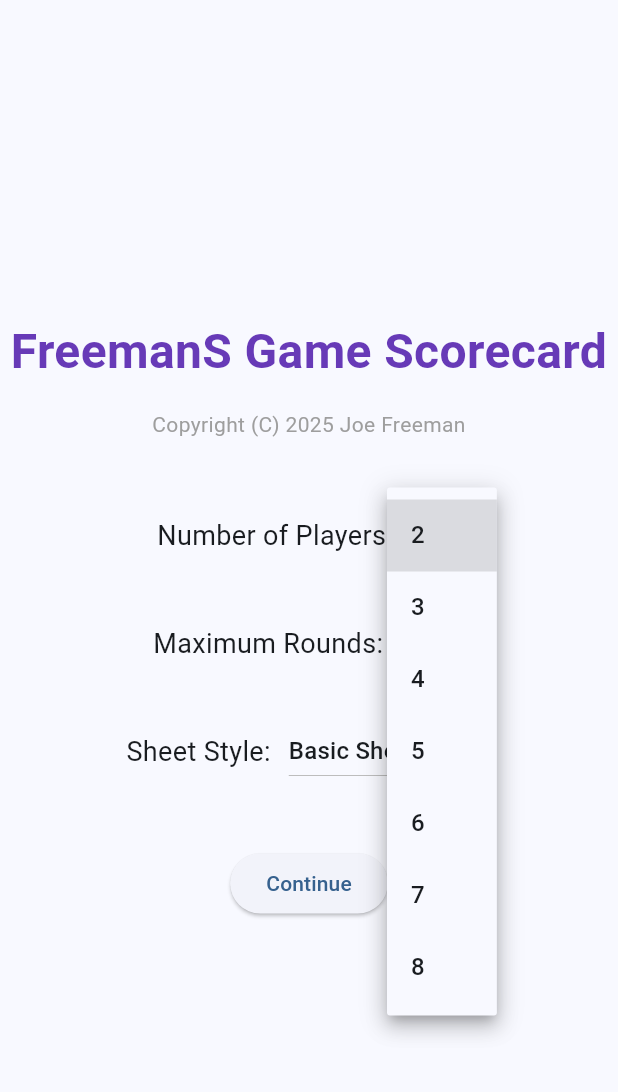
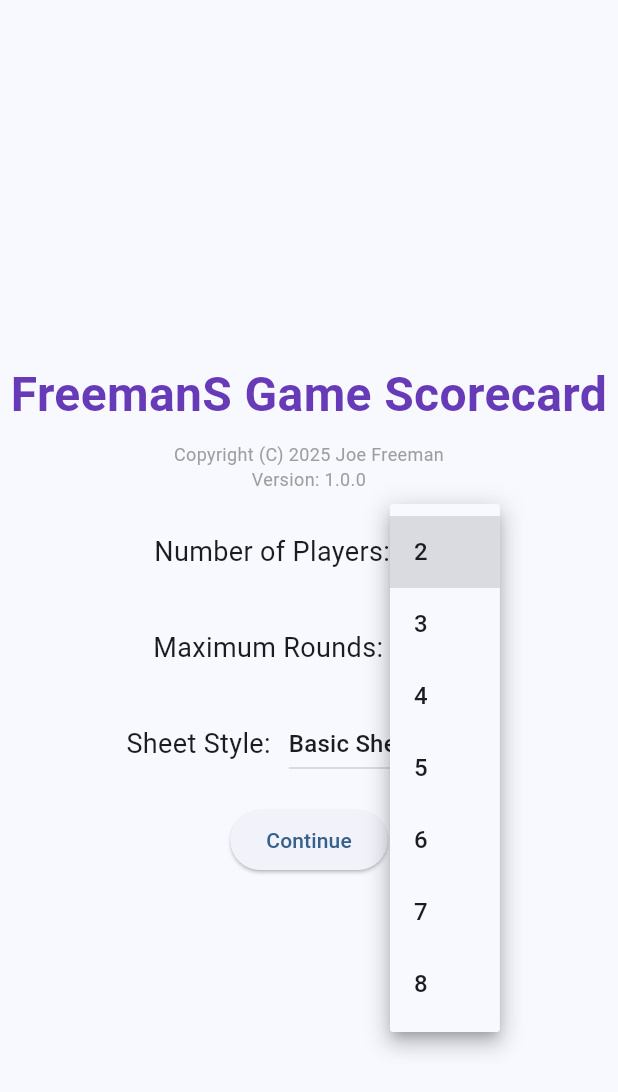
Before and after one commit to freemansoft/fs-game-score, a Flutter app: the screen it shows after launch, after a tap on an icon or button, on a phone screen of 412 x 824 dp. Shown: the top 1092 px of the screen. Run offline on Flutter 3.47's test engine with Material 3 defaults, Android fonts, the phone set to English and light mode, and no system bars; our stand-ins replace data_table_2, flutter_riverpod, package_info_plus.

Commit message:
add the app version to the splash screen

```diff
--- a/lib/score_table.dart
+++ b/lib/score_table.dart
@@ -71,9 +71,10 @@ class _ScoreTableState extends ConsumerState<ScoreTable> {
             label: Row(
               mainAxisAlignment: MainAxisAlignment.center,
               children: [
-                Text('Round ${round + 1}'),
+                Text('  ${round + 1}'),
                 const SizedBox(width: 4),
                 IconButton(
+                  visualDensity: VisualDensity.comfortable,
                   icon: Icon(
                     allEnabled ? Icons.lock_open : Icons.lock,
                     color: allEnabled ? Colors.green : Colors.red,
--- a/lib/splash_screen.dart
+++ b/lib/splash_screen.dart
@@ -1,6 +1,7 @@
 import 'package:flutter/material.dart';
 import 'package:flutter_riverpod/flutter_riverpod.dart';
 import 'package:fs_game_score/provider/game_provider.dart';
+import 'package:package_info_plus/package_info_plus.dart';
 
 class SplashScreen extends ConsumerStatefulWidget {
   final VoidCallback? onContinue;
@@ -11,6 +12,28 @@ class SplashScreen extends ConsumerStatefulWidget {
 }
 
 class _SplashScreenState extends ConsumerState<SplashScreen> {
+  String? _appVersion;
+
+  @override
+  void initState() {
+    super.initState();
+    _loadVersion();
+  }
+
+  Future<void> _loadVersion() async {
+    try {
+      // package_info_plus is already in pubspec.yaml
+      final packageInfo = await PackageInfo.fromPlatform();
+      setState(() {
+        _appVersion = packageInfo.version;
+      });
+    } catch (_) {
+      setState(() {
+        _appVersion = null;
+      });
+    }
+  }
+
   int _selectedPlayers = 2;
   int _selectedMaxRounds = 14;
   String _sheetStyle = 'Basic Sheet';
@@ -32,13 +55,19 @@ class _SplashScreenState extends ConsumerState<SplashScreen> {
               ),
               textAlign: TextAlign.center,
             ),
-            const SizedBox(height: 16),
+            const SizedBox(height: 8),
             const Text(
               'Copyright (C) 2025 Joe Freeman',
-              style: TextStyle(fontSize: 14, color: Colors.grey),
+              style: TextStyle(fontSize: 12, color: Colors.grey),
               textAlign: TextAlign.center,
             ),
-            const SizedBox(height: 40),
+            if (_appVersion != null)
+              Text(
+                'Version: $_appVersion',
+                style: const TextStyle(fontSize: 12, color: Colors.grey),
+                textAlign: TextAlign.center,
+              ),
+            const SizedBox(height: 16),
             Row(
               mainAxisAlignment: MainAxisAlignment.center,
               children: [
@@ -46,7 +75,7 @@ class _SplashScreenState extends ConsumerState<SplashScreen> {
                   'Number of Players:',
                   style: TextStyle(fontSize: 18),
                 ),
-                const SizedBox(width: 12),
+                const SizedBox(width: 16),
                 DropdownButton<int>(
                   value: _selectedPlayers,
                   items: [
@@ -63,7 +92,7 @@ class _SplashScreenState extends ConsumerState<SplashScreen> {
                 ),
               ],
             ),
-            const SizedBox(height: 24),
+            const SizedBox(height: 16),
             Row(
               mainAxisAlignment: MainAxisAlignment.center,
               children: [
@@ -85,7 +114,7 @@ class _SplashScreenState extends ConsumerState<SplashScreen> {
                 ),
               ],
             ),
-            const SizedBox(height: 24),
+            const SizedBox(height: 16),
             Row(
               mainAxisAlignment: MainAxisAlignment.center,
               children: [
@@ -113,7 +142,7 @@ class _SplashScreenState extends ConsumerState<SplashScreen> {
                 ),
               ],
             ),
-            const SizedBox(height: 40),
+            const SizedBox(height: 16),
             ElevatedButton(
               onPressed: () {
                 ref.read(gameProvider.notifier).setNumPlayers(_selectedPlayers);
--- a/pubspec.yaml
+++ b/pubspec.yaml
@@ -16,7 +16,7 @@ publish_to: "none" # Remove this line if you wish to publish to pub.dev
 # https://developer.apple.com/library/archive/documentation/General/Reference/InfoPlistKeyReference/Articles/CoreFoundationKeys.html
 # In Windows, build-name is used as the major, minor, and patch parts
 # of the product and file versions while build-number is used as the build suffix.
-version: 1.0.0+1
+version: 1.0.0
 
 environment:
   sdk: ^3.7.0
@@ -37,6 +37,7 @@ dependencies:
   flutter_riverpod: ^2.6.1
   data_table_2: ^2.6.0
   hooks_riverpod: ^2.6.1
+  package_info_plus: ^8.3.0
 
 dev_dependencies:
   flutter_test:
```
Also changed, not shown: pubspec.lock, 5 other files.
